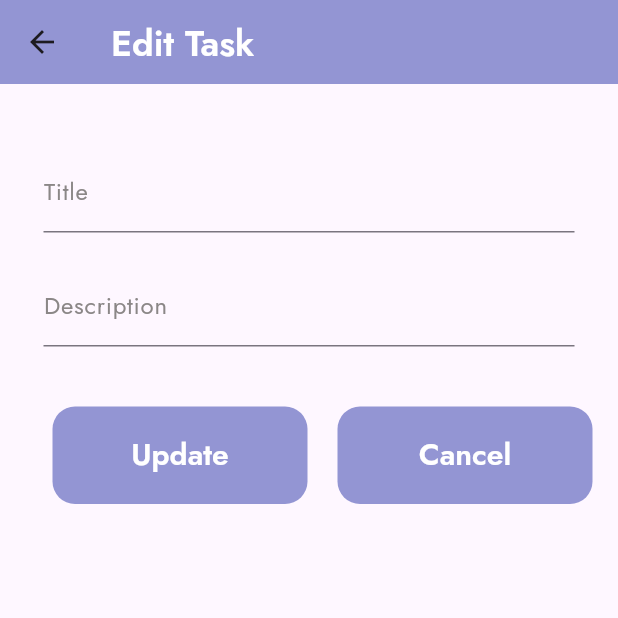
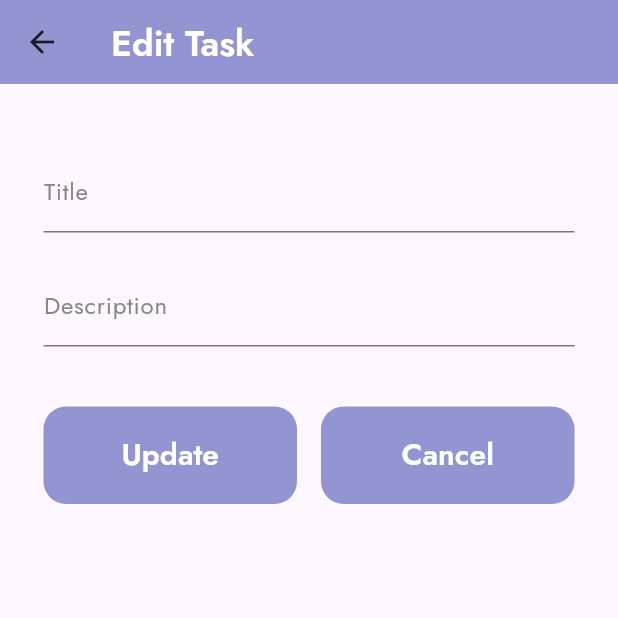
Before and after one commit to jasonwill0212/TODO-api, a Flutter app: the EditTaskPage screen opened by its route, on a phone screen of 412 x 824 dp, the top half of it. Run offline on Flutter 3.47's test engine with Material 3 defaults, Android fonts, the phone set to English and light mode, and no system bars; our stand-ins replace connectivity_plus, flutter_svg, hive, hive_flutter; accounts and stored records are empty; network calls fail.

```diff
--- a/lib/components/app_text.dart
+++ b/lib/components/app_text.dart
@@ -3,14 +3,26 @@ import 'package:todo_api/components/app_text_style.dart';
 
 class AppText extends StatelessWidget {
   final String text;
-  final TextStyle ?style;
-  final TextAlign ?textAlign;
-  const AppText({super.key,required this.text, this.textAlign, this.style});
+  final TextStyle? style;
+  final TextAlign? textAlign;
+  final int maxLines;
+  final TextOverflow overflow;
+
+  const AppText({
+    super.key,
+    required this.text,
+    this.textAlign,
+    this.style,
+    this.maxLines = 1,
+    this.overflow = TextOverflow.ellipsis,
+  });
 
   @override
   Widget build(BuildContext context) {
     return Text(
       text,
+      maxLines: maxLines,
+      overflow: overflow,
       textAlign: textAlign ?? TextAlign.center,
       style: style ?? AppTextStyle.tsRegularBlack10,
     );
--- a/lib/routes/app_route.dart
+++ b/lib/routes/app_route.dart
@@ -1,9 +1,9 @@
 import 'package:flutter/widgets.dart';
-import 'package:todo_api/screens/completedTaskScreen.dart';
+import 'package:todo_api/screens/completed_task_screen.dart';
 import 'package:todo_api/screens/create_task_page.dart';
 import 'package:todo_api/screens/edit_task_page.dart';
 import 'package:todo_api/screens/todo_page.dart';
-import 'package:todo_api/screens/widgets/bottomnavigation.dart';
+import 'package:todo_api/screens/widgets/bottom_navigation_widget.dart';
 
 class AppRoute {
   static const String bottomnavigation = '/bottomnavigation';
@@ -13,7 +13,7 @@ class AppRoute {
   static const String createTaskPage = '/createTaskPage';
 
   Map<String, Widget Function(BuildContext)> routes = <String, WidgetBuilder>{
-    AppRoute.bottomnavigation: (context) => const Bottomnavigation(),
+    AppRoute.bottomnavigation: (context) => const BottomNavigationWidget(),
     AppRoute.todoPage: (context) => const TodoPage(),
     AppRoute.completedTaskPage: (context) => const Completedtaskscreen(),
     AppRoute.editTaskPage: (context) => const EditTaskPage(),
--- a/lib/screens/edit_task_page.dart
+++ b/lib/screens/edit_task_page.dart
@@ -5,8 +5,8 @@ import 'package:todo_api/components/app_textformfield.dart';
 import 'package:todo_api/models/task.dart';
 import 'package:todo_api/providers/task_provider.dart';
 import 'package:todo_api/routes/app_route.dart';
-import 'package:todo_api/screens/widgets/appbarWidget.dart';
-import 'package:todo_api/screens/widgets/dialogWidget.dart';
+import 'package:todo_api/screens/widgets/appbar_widget.dart';
+import 'package:todo_api/screens/widgets/dialog_widget.dart';
 
 class EditTaskPage extends StatefulWidget {
   const EditTaskPage({super.key});
@@ -50,7 +50,7 @@ class _EditTaskPageState extends State<EditTaskPage> {
   @override
   Widget build(BuildContext context) {
     return Scaffold(
-      appBar: Appbarwidget(showicon: false, text: 'Edit Task'),
+      appBar: AppbarWidget(showicon: false, text: 'Edit Task'),
       body: _body(),
     );
   }
@@ -89,10 +89,11 @@ class _EditTaskPageState extends State<EditTaskPage> {
 
   Widget _buttons() {
     final taskProvider = context.read<TaskProvider>();
+    final buttonWidth = (MediaQuery.of(context).size.width - (28 + 46)) / 2;
 
     return Row(
+      mainAxisAlignment: MainAxisAlignment.spaceBetween,
       children: [
-        const SizedBox(width: 6),
         InkWell(
           onTap: () async {
             /// Validate
@@ -119,14 +120,13 @@ class _EditTaskPageState extends State<EditTaskPage> {
               Navigator.pop(context);
             }
           },
-          child: const AppButton(text: "Update", height: 65, width: 170),
+          child: AppButton(text: "Update", height: 65, width: buttonWidth),
         ),
-        const SizedBox(width: 20),
         InkWell(
           onTap: () {
             Navigator.pop(context, AppRoute.todoPage);
           },
-          child: const AppButton(text: 'Cancel', height: 65, width: 170),
+          child: AppButton(text: 'Cancel', height: 65, width: buttonWidth),
         ),
       ],
     );
--- a/lib/screens/widgets/appbarwidget.dart
+++ b/lib/screens/widgets/appbar_widget.dart
@@ -5,10 +5,10 @@ import 'package:todo_api/components/app_path.dart';
 import 'package:todo_api/components/app_text.dart';
 import 'package:todo_api/components/app_text_style.dart';
 
-class Appbarwidget extends StatelessWidget implements PreferredSizeWidget {
+class AppbarWidget extends StatelessWidget implements PreferredSizeWidget {
   final bool showicon;
   final String text;
-  const Appbarwidget({super.key, required this.showicon, required this.text});
+  const AppbarWidget({super.key, required this.showicon, required this.text});
 
   @override
   Widget build(BuildContext context) {
--- a/lib/screens/widgets/dialogwidget.dart
+++ b/lib/screens/widgets/dialog_widget.dart
@@ -16,8 +16,7 @@ class DialogWidget extends StatelessWidget {
       backgroundColor: AppColor.lavenderMist,
       shape: RoundedRectangleBorder(borderRadius: BorderRadius.circular(20)),
       elevation: 8,
-      shadowColor: Colors.black.withOpacity(0.2),
-
+      shadowColor: Colors.black.withValues(alpha: 0.2),
       title: Padding(
         padding: const EdgeInsets.only(bottom: 8),
         child: AppText(text: textTittle, style: AppTextStyle.tsSemiBoldblack20),
@@ -30,7 +29,6 @@ class DialogWidget extends StatelessWidget {
           style: AppTextStyle.tsSemiBoldred20,
         ),
       ),
-
       actions:
           actions ??
           [
--- a/lib/services/api_service.dart
+++ b/lib/services/api_service.dart
@@ -84,7 +84,7 @@ class ApiService {
     }
   }
 
-  Future<void> createTask(Task task) async {
+  Future<String> createTask(Task task) async {
     try {
       final response = await http.post(
         Uri.parse(_baseUrl),
@@ -100,6 +100,9 @@ class ApiService {
       debugPrint('Response status: ${response.statusCode}');
       if (response.statusCode == 201) {
         debugPrint('Task created successfully: ${response.body}');
+        final responseJson = json.decode(response.body);
+        final String newTaskId = responseJson['data']['id'];
+        return newTaskId;
       } else {
         throw Exception('Failed to create task: ${response.statusCode}');
       }
```
Also changed, not shown: lib/main.dart (+7 -4 lines), lib/models/task.dart (+12 -0 lines), lib/models/task_hive.dart (deleted, +0 -29 lines), lib/providers/task_provider.dart (+43 -26 lines), lib/repositories/task_repository.dart (+53 -8 lines), lib/screens/completed_task_screen.dart (renamed from lib/screens/completedTaskScreen.dart, +6 -3 lines), lib/screens/create_task_page.dart (+8 -5 lines), lib/screens/todo_page.dart (+14 -14 lines), lib/screens/widgets/bottom_navigation_widget.dart (renamed from lib/screens/widgets/bottomnavigation.dart, +5 -5 lines), lib/services/local_service.dart (+60 -0 lines), lib/models/task.g.dart, lib/models/task_hive.g.dart (deleted), lib/providers/bottom_provider.dart (added), 1 other file.
